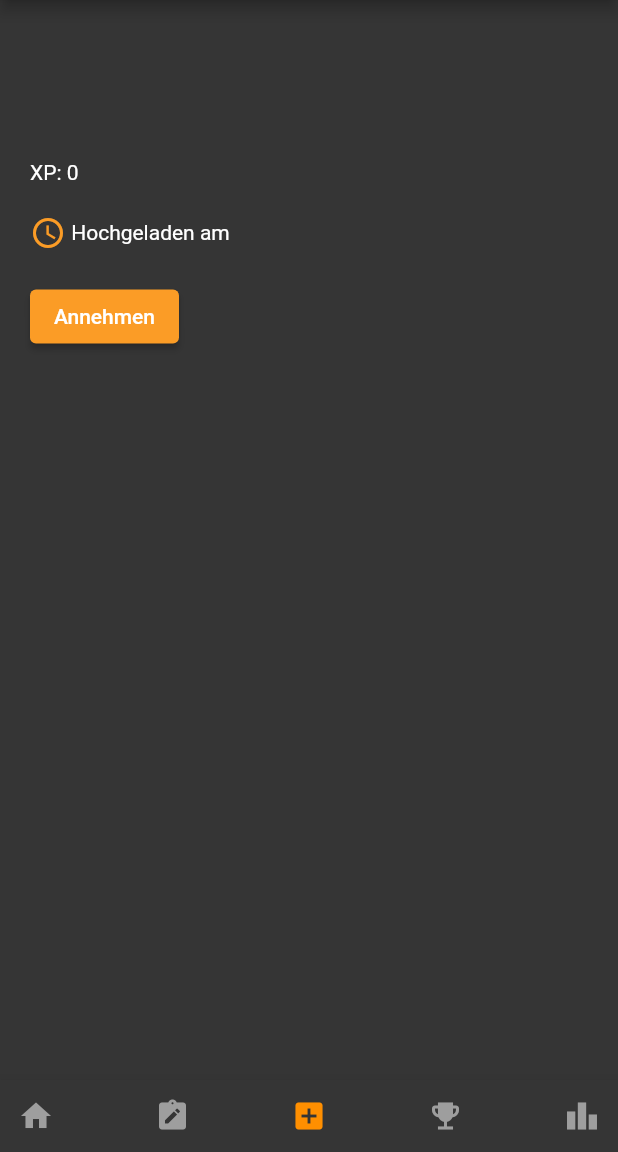
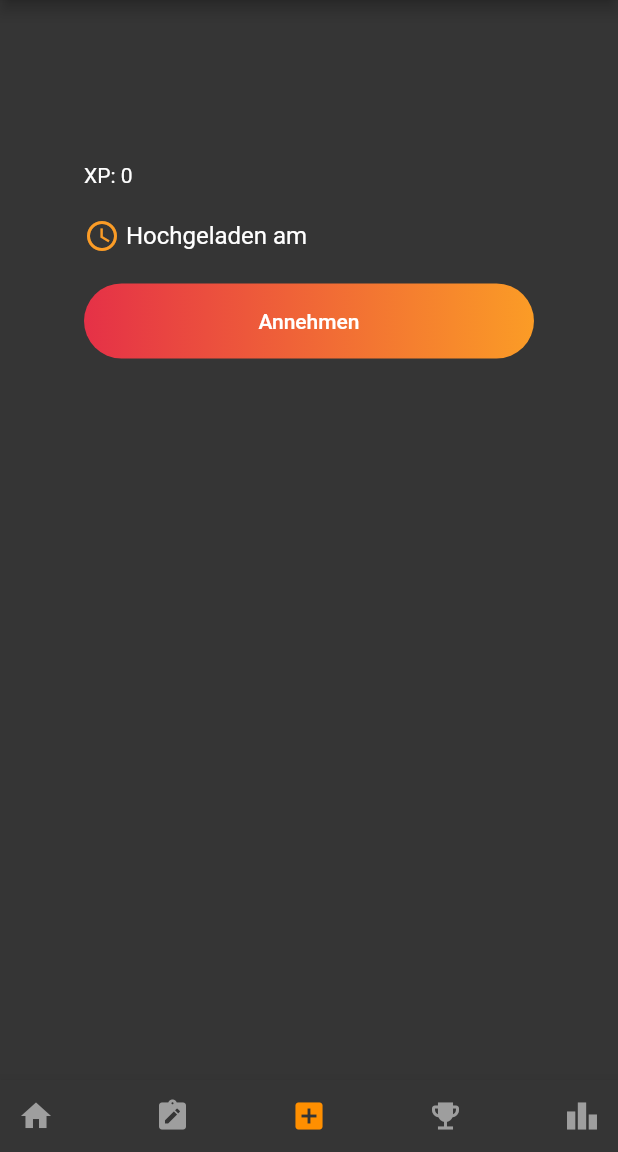
Before and after one commit to Enyaa/MasterProjekt, a Flutter app: the TaskDetail screen opened directly with empty values, on a phone screen of 412 x 824 dp, the part 84-1236 px from its top. Run offline on Flutter 3.47's test engine with Material 2 defaults, Android fonts, the phone set to English and light mode, and no system bars; our stand-ins replace cloud_firestore, firebase_auth, firebase_core, firebase_storage, image_picker; accounts and stored records are empty.

Commit message:
~ updated button style for task detail

```diff
--- a/lib/Screens/task-detail.dart
+++ b/lib/Screens/task-detail.dart
@@ -67,11 +67,16 @@ class _TaskDetailState extends State<TaskDetail> {
           shrinkWrap: true,
           children: _items
               .map((item) => ListTile(
-                  title: Text(item.text,style: TextStyle(fontSize: 16)),
+                  contentPadding: EdgeInsets.all(0),
+                  title: Text(item.text, style: TextStyle(fontSize: 16)),
                   leading: Transform.scale(
                     scale: 1.5,
                     child: Theme(
-                      data: ThemeData(unselectedWidgetColor: Color(0xffFB9C26)),
+                        data:
+                            ThemeData(unselectedWidgetColor: Color(0xffFB9C26)),
+                        child: SizedBox(
+                            width: 24,
+                            height: 24,
                             child: Checkbox(
                               shape: CircleBorder(),
                               checkColor: Colors.white,
@@ -81,7 +86,7 @@ class _TaskDetailState extends State<TaskDetail> {
                                 setState(() {});
                               },
                               value: item.checked,
-                    )),
+                            ))),
                   )))
               .toList());
     } else {
@@ -123,44 +128,109 @@ class _TaskDetailState extends State<TaskDetail> {
                     Navigator.pop(context);
                   })),
           body: Container(
+            width: double.infinity,
               margin: EdgeInsets.all(20),
+              child: Column(
+                crossAxisAlignment: CrossAxisAlignment.center,
+                children: [
+                  Container(
+                      width: 300,
                       child: Column(
                         crossAxisAlignment: CrossAxisAlignment.start,
                         children: [
                           Text(widget.title,
-                      style:
-                          TextStyle(fontWeight: FontWeight.bold, fontSize: 24)),
+                              style: TextStyle(
+                                  fontWeight: FontWeight.bold, fontSize: 24)),
                           Padding(padding: EdgeInsets.all(10)),
-                  Text(widget.description, style: TextStyle(fontSize: 16)),
+                          Text(widget.description,
+                              style: TextStyle(fontSize: 18)),
                           getSubtasks(),
                           Text('XP: ' + widget.xp.toString()),
                           Padding(padding: EdgeInsets.all(10)),
                           Row(
                             children: [
                               Icon(Icons.access_time_outlined),
-                      Text(' Hochgeladen am '),
-                      Text(widget.time)
+                              Text(' Hochgeladen am ',
+                                  style: TextStyle(fontSize: 16)),
+                              Text(widget.time, style: TextStyle(fontSize: 16))
                             ],
                           ),
                           Padding(padding: EdgeInsets.all(10)),
+                        ],
+                      )),
                   if (widget.finished && widget.userId == getUid())
                     SizedBox()
                   else if (widget.accepted && widget.userId == getUid())
-                    Row(
+                    Column(
+                      mainAxisAlignment: MainAxisAlignment.center,
                       children: [
-                        ElevatedButton(
+                        Container(
+                            width: 300,
+                            height: 50,
+                            decoration: const BoxDecoration(
+                                gradient: LinearGradient(
+                                  begin: Alignment.centerLeft,
+                                  end: Alignment.centerRight,
+                                  // 10% of the width, so there are ten blinds.
+                                  colors: <Color>[
+                                    Color(0xffE53147),
+                                    Color(0xffFB9C26)
+                                  ],
+                                  // red to yellow
+                                  tileMode: TileMode
+                                      .repeated, // repeats the gradient over the canvas
+                                ),
+                                borderRadius:
+                                    BorderRadius.all(Radius.circular(50))),
+                            child: ElevatedButton(
+                                style: ButtonStyle(
+                                    backgroundColor: MaterialStateProperty.all(
+                                        Colors.transparent),
+                                    shadowColor: MaterialStateProperty.all(
+                                        Colors.transparent)),
                                 onPressed: () => finishTask(widget.id),
-                            child: Text('Abschließen')),
+                                child: Text('Abschließen'))),
                         Padding(padding: EdgeInsets.all(10)),
-                        ElevatedButton(
+                        Container(
+                            height: 50,
+                            width: 300,
+                            child: OutlinedButton(
+                                style: ButtonStyle(
+                                    backgroundColor: MaterialStateProperty.all(
+                                        Colors.transparent),
+                                    shadowColor: MaterialStateProperty.all(
+                                        Colors.transparent)),
                                 onPressed: () => cancelTask(widget.id),
-                            child: Text('Abbrechen'))
+                                child: Text('Abbrechen')))
                       ],
                     )
                   else if (!widget.accepted)
-                    ElevatedButton(
+                    Container(
+                        width: 300,
+                        height: 50,
+                        decoration: const BoxDecoration(
+                            gradient: LinearGradient(
+                              begin: Alignment.centerLeft,
+                              end: Alignment.centerRight,
+                              // 10% of the width, so there are ten blinds.
+                              colors: <Color>[
+                                Color(0xffE53147),
+                                Color(0xffFB9C26)
+                              ],
+                              // red to yellow
+                              tileMode: TileMode
+                                  .repeated, // repeats the gradient over the canvas
+                            ),
+                            borderRadius:
+                                BorderRadius.all(Radius.circular(50))),
+                        child: ElevatedButton(
+                            style: ButtonStyle(
+                                backgroundColor: MaterialStateProperty.all(
+                                    Colors.transparent),
+                                shadowColor: MaterialStateProperty.all(
+                                    Colors.transparent)),
                             onPressed: () => acceptTask(widget.id),
-                        child: Text('Annehmen'))
+                            child: Text('Annehmen')))
                 ],
               )),
           bottomNavigationBar: NavigationBar(0),
--- a/lib/main.dart
+++ b/lib/main.dart
@@ -64,7 +64,8 @@ class _MyAppState extends State<MyApp> {
     MaterialColor grey = MaterialColor(0xff393939, color);
     Color lightOrange = Color(0xffFB9C26);
     Color darkOrange = Color(0xffE53147);
-    LinearGradient gradient = LinearGradient(colors: <Color>[darkOrange, lightOrange]);
+    LinearGradient gradient =
+        LinearGradient(colors: <Color>[darkOrange, lightOrange]);
 
     return MaterialApp(
       title: 'TeamRad',
@@ -76,8 +77,13 @@ class _MyAppState extends State<MyApp> {
         textTheme: Typography.whiteCupertino,
         iconTheme: IconThemeData(color: lightOrange),
         elevatedButtonTheme: ElevatedButtonThemeData(
-          style: ElevatedButton.styleFrom(
-            primary: lightOrange
+          style: ElevatedButton.styleFrom(primary: lightOrange),
+        ),
+        outlinedButtonTheme: OutlinedButtonThemeData(
+          style: OutlinedButton.styleFrom(
+            side: BorderSide(width: 1, color: Colors.white),
+            primary: Colors.white,
+            shape: StadiumBorder(),
           ),
         ),
         canvasColor: darkGrey,
```
Lines whose indentation alone changed are shown as unchanged.
